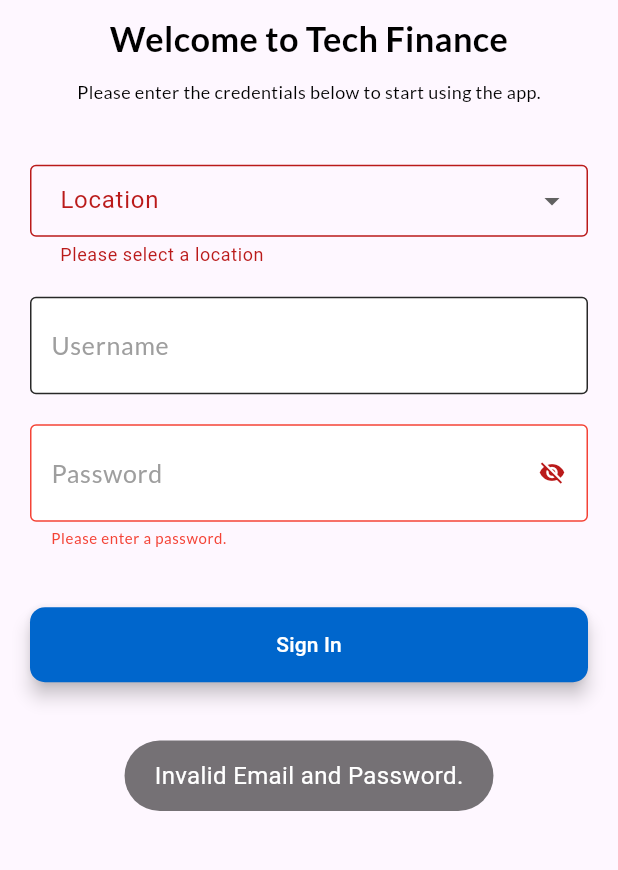
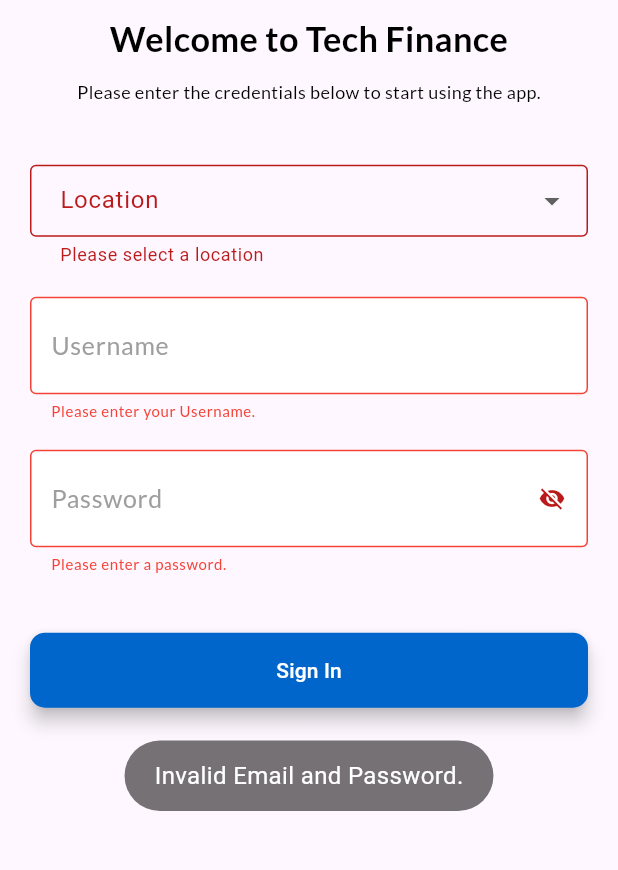
Before and after one commit to Pragyan12345678/moneycollector, a Flutter app: the screen it shows after launch, after a tap on "Sign In", on a phone screen of 412 x 824 dp, the part 329-1199 px from its top. Run offline on Flutter 3.47's test engine with Material 3 defaults, Android fonts, the phone set to English and light mode, and no system bars; our stand-ins replace device_preview, flutter_screenutil, fluttertoast, google_fonts, permission_handler, shared_preferences and 1 more; missing offline and left inert: nepali_date_picker, nepali_utils; accounts and stored records are empty.

```diff
--- a/lib/constant/Customdropdown.dart
+++ b/lib/constant/Customdropdown.dart
@@ -68,7 +68,7 @@ class CustomDropdownButton extends StatelessWidget {
             ),
             contentPadding: EdgeInsets.only(
               left: 5.w,
-              right: 5.w,
+              right: 2.w,
             ),
           ),
           style: TextStyle(
--- a/lib/constant/validation.dart
+++ b/lib/constant/validation.dart
@@ -33,7 +33,7 @@ class CustomValidator {
 
   static String? validateName(String? value) {
     if (value == null || value.isEmpty) {
-      return 'Please enter your name.';
+      return 'Please enter your Username.';
     }
     return null;
   }
--- a/lib/modules/auth/login.dart
+++ b/lib/modules/auth/login.dart
@@ -104,7 +104,7 @@ class _LoginPageState extends State<LoginPage> {
                     labelText: 'Username',
                     controller: authController.loginEmail,
                     textInputAction: TextInputAction.next,
-                    // validator: CustomValidator.validateEmail,
+                    validator: CustomValidator.validateName,
                   ),
                   const SizedBox(
                     height: 20,
```
